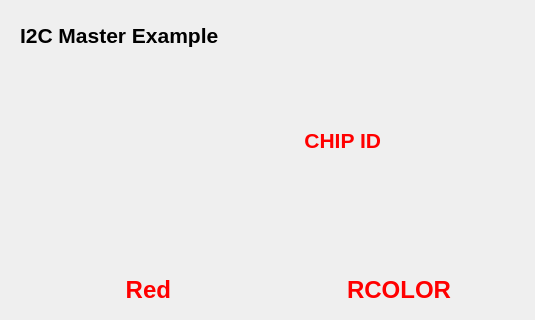
Before: the Qt Designer form QT/nc_io/rgbi2c.ui in natashaiwscope/iot_hw, drawn with Qt 5; both pictures show x 0 to 535 and y 0 to 320 of the 978 by 573 pixel window.
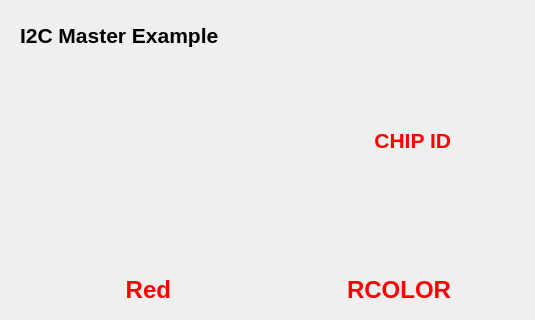
After: the same form once the commit is applied.

Commit message: Thu Jun  7 09:02:37 EDT 2018

Diff of the .ui file:
```diff
--- a/QT/nc_io/rgbi2c.ui
+++ b/QT/nc_io/rgbi2c.ui
@@ -225,7 +225,7 @@
     <rect>
      <x>140</x>
      <y>110</y>
-     <width>241</width>
+     <width>311</width>
      <height>61</height>
     </rect>
    </property>
```
